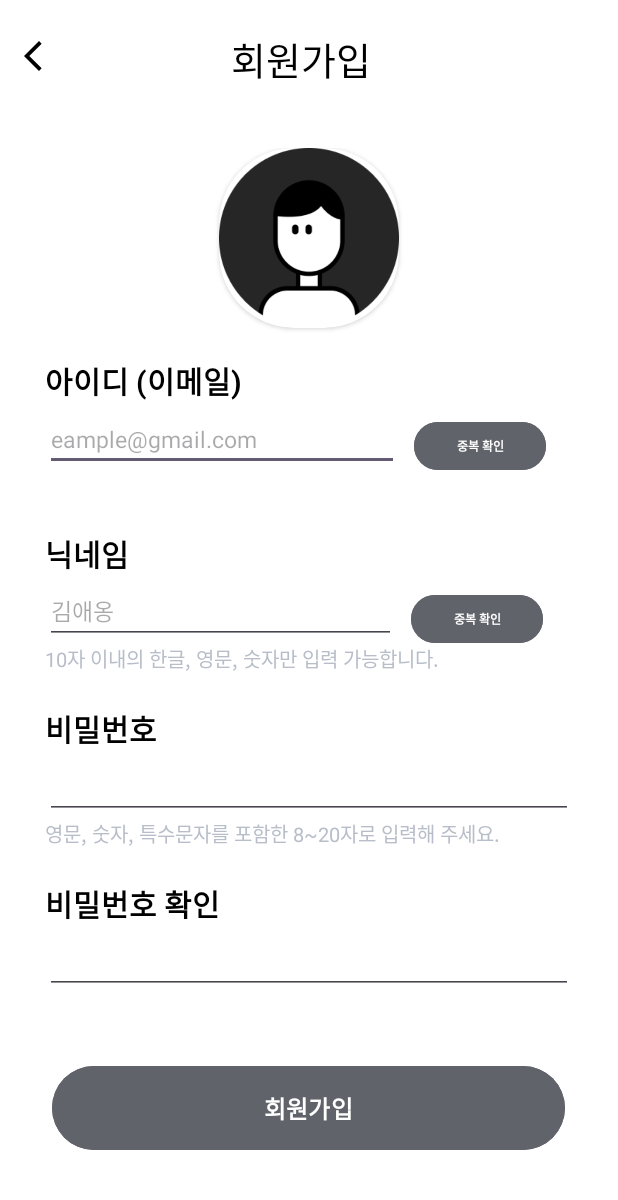
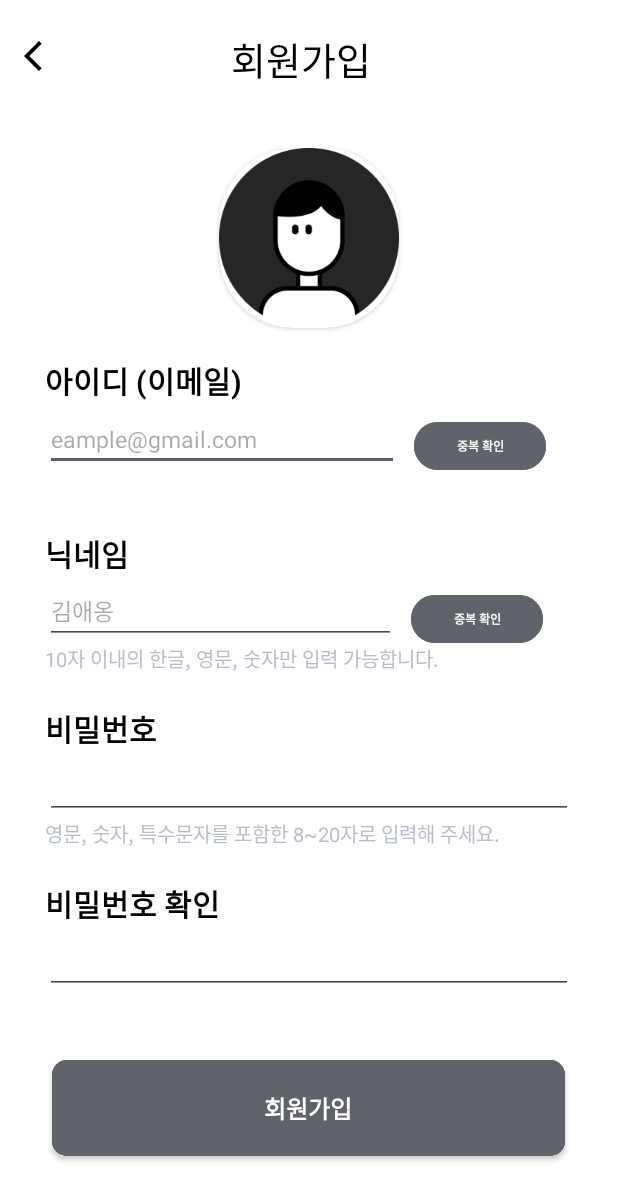
Before and after one commit to H2-AOAO/Android, an Android app: the SignUpActivity screen opened directly, with no data from a screen before it, on a phone screen of 412 x 824 dp. Shown: the top 1200 px of the screen. Run offline under Robolectric (Android 15) with nearby library versions, the phone set to English and light mode, and no system bars.

Commit message:
[REFACTOR] 로그인 / 회원가입 버튼 디자인 수정

```diff
--- a/app/src/main/res/layout/activity_sign_up.xml
+++ b/app/src/main/res/layout/activity_sign_up.xml
@@ -234,18 +234,38 @@
                     android:textSize="@dimen/user_text_hint_size" />
 
                 <!-- 회원가입 버튼 -->
-                <Button
-                    android:id="@+id/signup_button"
+                <androidx.cardview.widget.CardView
+                    android:id="@+id/signup_cardview"
                     android:layout_width="342dp"
                     android:layout_height="64dp"
                     android:layout_gravity="center"
                     android:layout_marginTop="20dp"
                     android:layout_marginBottom="20dp"
-                    android:text="회원가입"
                     android:backgroundTint="@color/user_button"
-                    android:textColor="@color/white"
-                    android:textSize="16sp"
-                    android:textStyle="bold" />
+                    app:cardCornerRadius="10dp"
+                    >
+
+                    <Button
+                        android:id="@+id/signup_button"
+                        android:layout_width="400dp"
+                        android:layout_height="300dp"
+                        android:layout_marginTop="-100dp"
+                        android:layout_marginStart="-20dp"
+                        android:backgroundTint="@color/user_button"
+                        />
+
+                    <TextView
+                        android:id="@+id/textView"
+                        android:layout_width="match_parent"
+                        android:layout_height="match_parent"
+                        android:gravity="center"
+                        android:text="회원가입"
+                        android:textColor="@color/white"
+                        android:textSize="16sp"
+                        android:textStyle="bold"
+                        />
+
+                </androidx.cardview.widget.CardView>
 
             </LinearLayout>
         </ScrollView>
--- a/app/src/main/res/values/colors.xml
+++ b/app/src/main/res/values/colors.xml
@@ -7,7 +7,6 @@
     <color name="hint">#B8BEC9</color>
     <color name="error">#F86767</color>
     <color name="success">#0077FF</color>
-    <color name="email_login_button">#535353</color>
     <color name="user_button">#60636A</color>
     <color name="user_button_success">#D5D8DF</color>
     <color name="login_signup_button">#A4A8AE</color>
```
Also changed, not shown: app/src/main/res/layout/activity_login.xml (+28 -8 lines), app/src/main/res/layout/activity_main.xml (+4 -4 lines).
